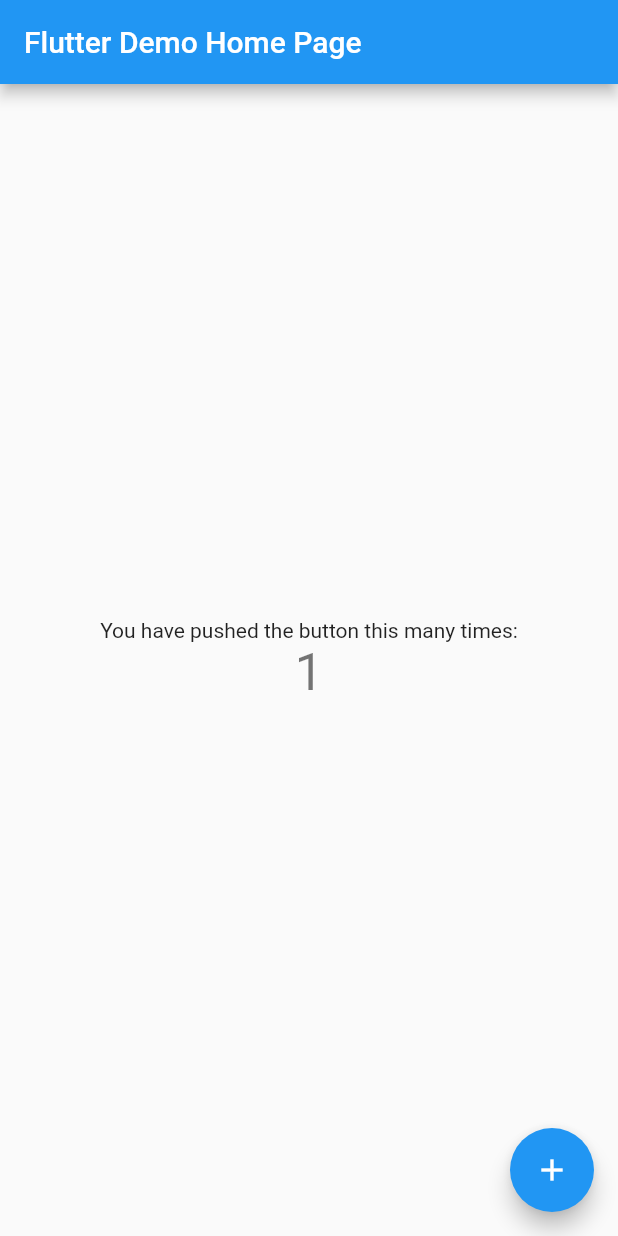
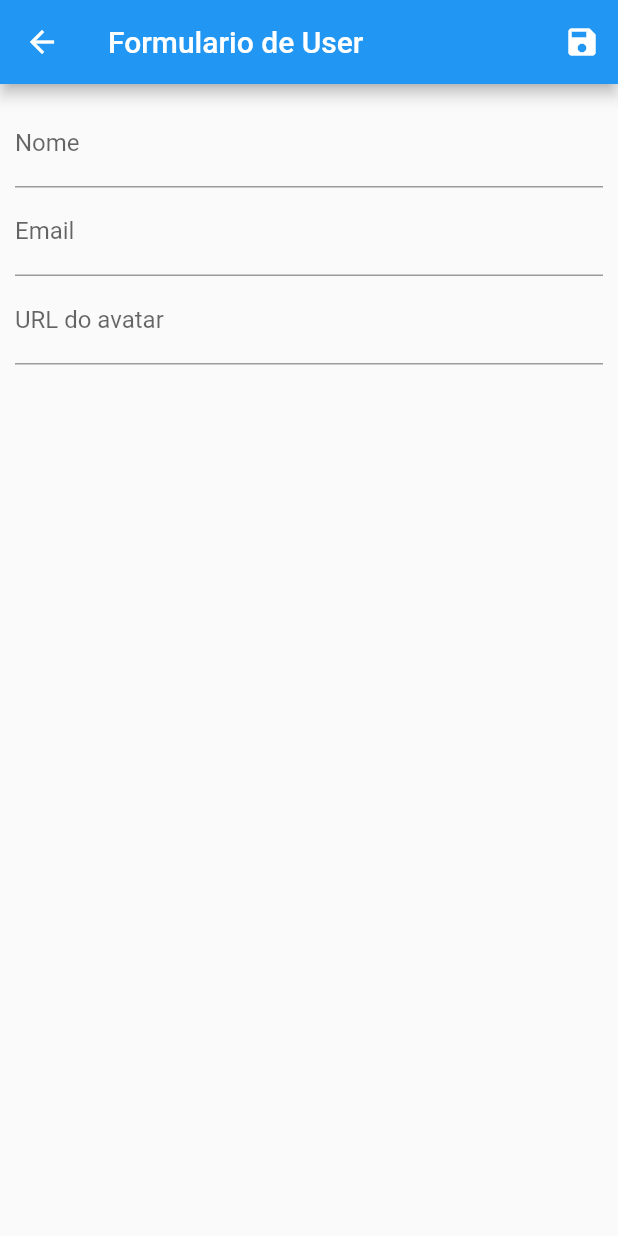
Before and after one commit to brunocardoso1/flutter_crud, a Flutter app: the screen it shows after launch, after a tap on the "add" icon, on a phone screen of 412 x 824 dp. Run offline on Flutter 3.47's test engine with Material 2 defaults, Android fonts, the phone set to English and light mode, and no system bars; network calls fail.

Commit message:
Added Edit and Delete buttons

```diff
--- /dev/null
+++ b/lib/components/user_tile.dart
@@ -0,0 +1,61 @@
+import 'package:flutter/material.dart';
+import 'package:flutter_crud/models/user.dart';
+import 'package:flutter_crud/provider/users.dart';
+import 'package:flutter_crud/routes/app_routes.dart';
+import 'package:provider/provider.dart';
+
+class UserTile extends StatelessWidget {
+
+  final User user;
+
+  const UserTile(this.user);
+
+  @override
+  Widget build(BuildContext context) {
+    final avatar = user.avatarUrl == null || user.avatarUrl.isEmpty
+        ? CircleAvatar(child: Icon(Icons.person))
+        : CircleAvatar(backgroundImage: NetworkImage(user.avatarUrl),);
+
+    return ListTile(
+      leading: avatar,
+      title: Text(user.name),
+      subtitle: Text(user.email),
+      trailing: Container(
+        width: 100,
+        child: Row(children: [
+          IconButton(
+            icon: Icon(Icons.edit),
+            onPressed: () {
+              Navigator.of(context).pushNamed(
+                AppRoutes.USER_FORM,
+                arguments: user,
+              );
+
+            },
+          ),
+          IconButton(icon: Icon(Icons.delete), onPressed: (){
+            showDialog(context: context,
+            builder: (context) => AlertDialog(
+              title: Text("Excluir usuario"),
+              content: Text('Tem Certeza?'),
+              actions: [
+                FlatButton(onPressed: (){
+                  Navigator.of(context).pop(false);
+                }, child: Text('Não')),
+                FlatButton(onPressed: (){
+                  Navigator.of(context).pop(true);
+                }, child: Text('Sim')),
+              ],
+            )
+            ).then((confirmed){
+              if(confirmed) {
+                Provider.of<Users>(context).remove(user);
+              }
+            });
+            Provider.of<Users>(context, listen: false).remove(user);
+          }),
+        ],),
+      ),
+    );
+  }
+}
--- /dev/null
+++ b/lib/data/dummy_users.dart
@@ -0,0 +1,24 @@
+import 'package:flutter_crud/models/user.dart';
+
+const DUMMY_USERS = {
+  '1': const User(
+    id: '1',
+    name: 'Maria',
+    email: 'maria@alunos.com.br',
+    avatarUrl: 'https://static.vecteezy.com/ti/vetor-gratis/p1/2275818-avatar-feminino-mulher-perfil-icone-para-rede-vetor.jpg',
+  ),
+
+  '2': const User(
+    id: '2',
+    name: 'Bruno',
+    email: 'bruno@alunos.com.br',
+    avatarUrl: 'https://suncorp.com.br/wp-content/uploads/2021/07/2275847-avatar-masculino-perfil-icone-de-homem-caucasiano-sorridente-vetor.jpg',
+  ),
+
+  '3': const User(
+    id: '3',
+    name: 'Daven',
+    email: 'daven@alunos.com.br',
+    avatarUrl: 'https://images.vexels.com/media/users/3/145908/raw/52eabf633ca6414e60a7677b0b917d92-criador-de-avatar-masculino.jpg',
+  ),
+};
--- a/lib/main.dart
+++ b/lib/main.dart
@@ -1,113 +1,25 @@
 import 'package:flutter/material.dart';
+import 'package:flutter_crud/provider/users.dart';
+import 'package:flutter_crud/routes/app_routes.dart';
+import 'package:flutter_crud/views/user_form.dart';
+import 'package:flutter_crud/views/user_list.dart';
+import 'package:provider/provider.dart';
 
-void main() {
-  runApp(MyApp());
-}
+void main() => runApp(MyApp());
 
 class MyApp extends StatelessWidget {
-  // This widget is the root of your application.
   @override
   Widget build(BuildContext context) {
-    return MaterialApp(
-      title: 'Flutter Demo',
-      theme: ThemeData(
-        // This is the theme of your application.
-        //
-        // Try running your application with "flutter run". You'll see the
-        // application has a blue toolbar. Then, without quitting the app, try
-        // changing the primarySwatch below to Colors.green and then invoke
-        // "hot reload" (press "r" in the console where you ran "flutter run",
-        // or simply save your changes to "hot reload" in a Flutter IDE).
-        // Notice that the counter didn't reset back to zero; the application
-        // is not restarted.
-        primarySwatch: Colors.blue,
+    return ChangeNotifierProvider(
+      create: (context) => Users(),
+
+      child: MaterialApp(
+        title: 'Material App',
+        routes: {
+          AppRoutes.HOME: (_) => UserList(),
+          AppRoutes.USER_FORM: (_) => UserForm()
+        },
       ),
-      home: MyHomePage(title: 'Flutter Demo Home Page'),
     );
   }
 }
-
-class MyHomePage extends StatefulWidget {
-  MyHomePage({Key key, this.title}) : super(key: key);
-
-  // This widget is the home page of your application. It is stateful, meaning
-  // that it has a State object (defined below) that contains fields that affect
-  // how it looks.
-
-  // This class is the configuration for the state. It holds the values (in this
-  // case the title) provided by the parent (in this case the App widget) and
-  // used by the build method of the State. Fields in a Widget subclass are
-  // always marked "final".
-
-  final String title;
-
-  @override
-  _MyHomePageState createState() => _MyHomePageState();
-}
-
-class _MyHomePageState extends State<MyHomePage> {
-  int _counter = 0;
-
-  void _incrementCounter() {
-    setState(() {
-      // This call to setState tells the Flutter framework that something has
-      // changed in this State, which causes it to rerun the build method below
-      // so that the display can reflect the updated values. If we changed
-      // _counter without calling setState(), then the build method would not be
-      // called again, and so nothing would appear to happen.
-      _counter++;
-    });
-  }
-
-  @override
-  Widget build(BuildContext context) {
-    // This method is rerun every time setState is called, for instance as done
-    // by the _incrementCounter method above.
-    //
-    // The Flutter framework has been optimized to make rerunning build methods
-    // fast, so that you can just rebuild anything that needs updating rather
-    // than having to individually change instances of widgets.
-    return Scaffold(
-      appBar: AppBar(
-        // Here we take the value from the MyHomePage object that was created by
-        // the App.build method, and use it to set our appbar title.
-        title: Text(widget.title),
-      ),
-      body: Center(
-        // Center is a layout widget. It takes a single child and positions it
-        // in the middle of the parent.
-        child: Column(
-          // Column is also a layout widget. It takes a list of children and
-          // arranges them vertically. By default, it sizes itself to fit its
-          // children horizontally, and tries to be as tall as its parent.
-          //
-          // Invoke "debug painting" (press "p" in the console, choose the
-          // "Toggle Debug Paint" action from the Flutter Inspector in Android
-          // Studio, or the "Toggle Debug Paint" command in Visual Studio Code)
-          // to see the wireframe for each widget.
-          //
-          // Column has various properties to control how it sizes itself and
-          // how it positions its children. Here we use mainAxisAlignment to
-          // center the children vertically; the main axis here is the vertical
-          // axis because Columns are vertical (the cross axis would be
-          // horizontal).
-          mainAxisAlignment: MainAxisAlignment.center,
-          children: <Widget>[
-            Text(
-              'You have pushed the button this many times:',
-            ),
-            Text(
-              '$_counter',
-              style: Theme.of(context).textTheme.headline4,
-            ),
-          ],
-        ),
-      ),
-      floatingActionButton: FloatingActionButton(
-        onPressed: _incrementCounter,
-        tooltip: 'Increment',
-        child: Icon(Icons.add),
-      ), // This trailing comma makes auto-formatting nicer for build methods.
-    );
-  }
-}
--- /dev/null
+++ b/lib/models/user.dart
@@ -0,0 +1,16 @@
+import 'package:flutter/material.dart';
+
+class User {
+  final String id;
+  final String name;
+  final String email;
+  final String avatarUrl;
+
+  const User( {
+    this.id,
+    @required this.name,
+    @required this.email,
+    @required this.avatarUrl,
+});
+
+}
--- /dev/null
+++ b/lib/provider/users.dart
@@ -0,0 +1,58 @@
+import 'dart:math';
+
+import 'package:flutter/cupertino.dart';
+import 'package:flutter_crud/data/dummy_users.dart';
+import 'package:flutter_crud/models/user.dart';
+
+class Users with ChangeNotifier {
+  Map<String, User> _items = {...DUMMY_USERS};
+
+  List<User> get all {
+    return [..._items.values];
+  }
+
+  int get count {
+    return _items.length;
+  }
+
+  User byIndex(int i) {
+    return _items.values.elementAt(i);
+  }
+
+  void put(User user) {
+    if (user == null) {
+      notifyListeners();
+      return;
+    }
+
+    if (user.id != null &&
+        user.id.trim().isNotEmpty &&
+        _items.containsKey(user.id)) {
+      _items.update(
+          user.id,
+          (_) => User(
+              id: user.id,
+              name: user.name,
+              email: user.email,
+              avatarUrl: user.avatarUrl));
+    } else {
+      final id = Random().nextDouble().toString();
+      _items.putIfAbsent(
+          '1000',
+          () => User(
+                id: id,
+                name: user.name,
+                email: user.email,
+                avatarUrl: user.avatarUrl,
+              ));
+    }
+    notifyListeners();
+  }
+
+  void remove(User user) {
+    if (user != null && user.id != null) {
+      _items.remove(user.id);
+      notifyListeners();
+    }
+  }
+}
--- /dev/null
+++ b/lib/routes/app_routes.dart
@@ -0,0 +1,8 @@
+class AppRoutes {
+
+  static const HOME = '/';
+  static const USER_FORM = '/user-form';
+
+
+
+}
--- /dev/null
+++ b/lib/views/user_form.dart
@@ -0,0 +1,95 @@
+import 'package:flutter/material.dart';
+import 'package:flutter_crud/models/user.dart';
+import 'package:flutter_crud/provider/users.dart';
+import 'package:provider/provider.dart';
+
+class UserForm extends StatelessWidget {
+  final _form = GlobalKey<FormState>();
+  final Map<String, String> _formData = {};
+
+  void _loadFormDate(User user){
+    if(user != null){
+      _formData['id'] = user.id;
+      _formData['name'] = user.name;
+      _formData['email'] = user.email;
+      _formData['avatarUrl'] = user.avatarUrl;
+    }
+  }
+
+  @override
+  Widget build(BuildContext context) {
+
+    final User user = ModalRoute.of(context).settings.arguments;
+
+    _loadFormDate(user);
+
+    return Scaffold(
+      appBar: AppBar(
+        title: Text("Formulario de User"),
+        actions: [
+          IconButton(
+            icon: Icon(Icons.save),
+            onPressed: () {
+              final isValid = _form.currentState.validate();
+
+              if (isValid) {
+                _form.currentState.save();
+                Provider.of<Users>(context, listen: false).put(
+                  User(
+                    id: _formData['id'],
+                    name: _formData['name'],
+                    email: _formData['email'],
+                    avatarUrl: _formData['avatarUrl'],
+                  ),
+                );
+                Navigator.of(context).pop();
+              }
+            },
+          )
+        ],
+      ),
+      body: Padding(
+        padding: EdgeInsets.all(10),
+        child: Form(
+          key: _form,
+          child: Column(
+            children: [
+              TextFormField(
+                initialValue: _formData['name'],
+                decoration: InputDecoration(
+                  labelText: 'Nome',
+                ),
+                validator: (value) {
+                  if (value == null || value.trim().isEmpty) {
+                    return 'Ocorreu um erro';
+                  }
+
+                  if (value.trim().length <= 3) {
+                    return 'Nome muito pequeno. No minimo 3 letras.';
+                  }
+
+                  return null;
+                },
+                onSaved: (value) => _formData['name'] = value,
+              ),
+              TextFormField(
+                initialValue: _formData['email'],
+                decoration: InputDecoration(
+                  labelText: 'Email',
+                ),
+                onSaved: (value) => _formData['email'] = value,
+              ),
+              TextFormField(
+                initialValue: _formData['avatarUrl'],
+                decoration: InputDecoration(
+                  labelText: 'URL do avatar',
+                ),
+                onSaved: (value) => _formData['avatarUrl'] = value,
+              ),
+            ],
+          ),
+        ),
+      ),
+    );
+  }
+}
--- /dev/null
+++ b/lib/views/user_list.dart
@@ -0,0 +1,28 @@
+import 'package:flutter/material.dart';
+import 'package:flutter_crud/components/user_tile.dart';
+import 'package:flutter_crud/provider/users.dart';
+import 'package:flutter_crud/routes/app_routes.dart';
+import 'package:provider/provider.dart';
+
+class UserList extends StatelessWidget {
+  @override
+  Widget build(BuildContext context) {
+    final Users users = Provider.of(context, listen: false);
+
+    return Scaffold(
+        appBar: AppBar(
+          title: Text('Lista de Usuários'),
+          actions: [
+            IconButton(
+                icon: Icon(Icons.add),
+                onPressed: () {
+                  Navigator.of(context).pushNamed(AppRoutes.USER_FORM);
+                })
+          ],
+        ),
+        body: ListView.builder(
+          itemCount: users.count,
+          itemBuilder: (context, i) => UserTile(users.byIndex(i)),
+        ));
+  }
+}
--- a/pubspec.yaml
+++ b/pubspec.yaml
@@ -23,6 +23,7 @@ environment:
 dependencies:
   flutter:
     sdk: flutter
+  provider:
 
 
   # The following adds the Cupertino Icons font to your application.
```
Also changed, not shown: pubspec.lock.
